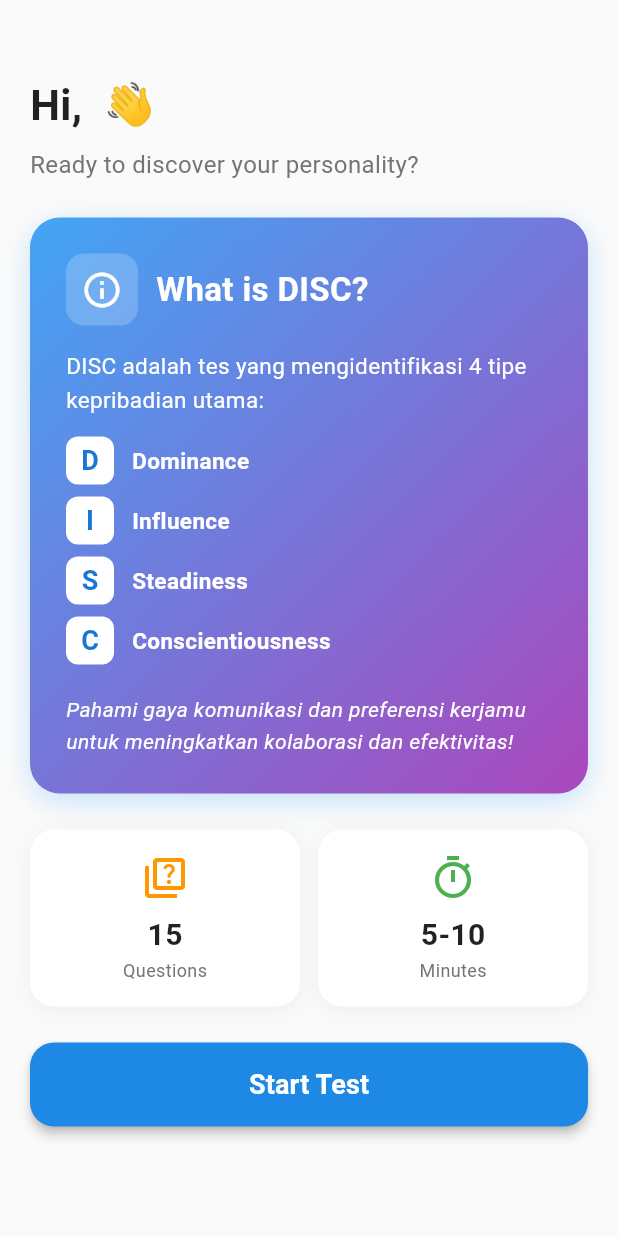
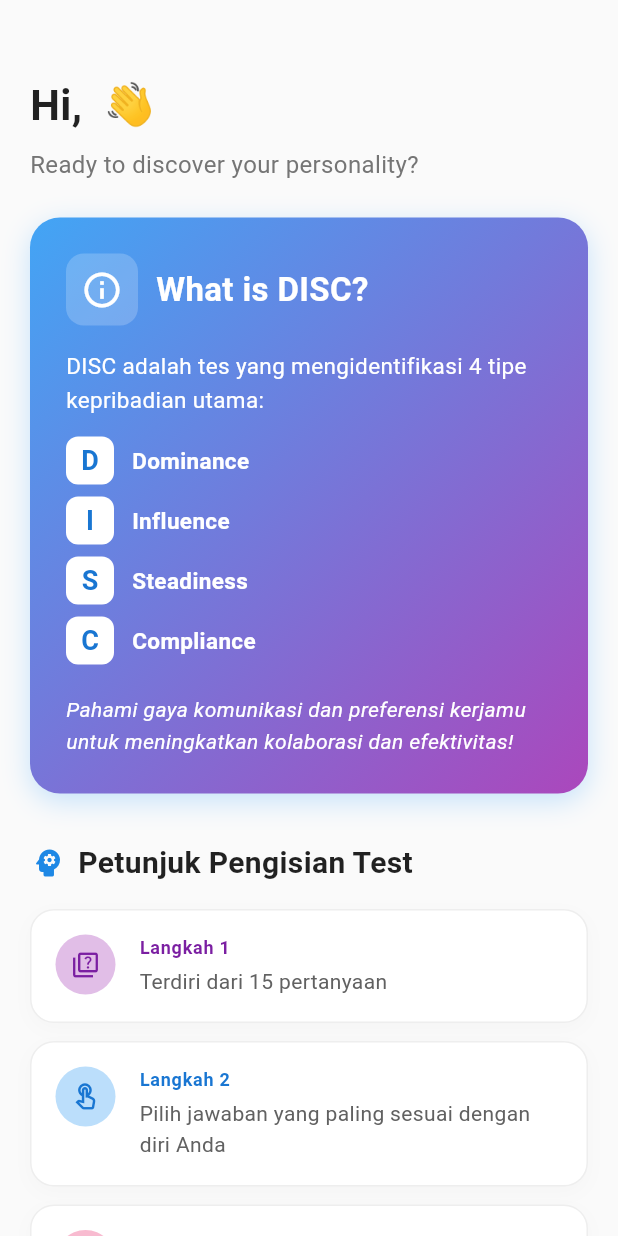
Before and after one commit to Denisha555/test_kepribadian_disc, a Flutter app: the MainMenu screen opened directly with empty values, on a phone screen of 412 x 824 dp. Run offline on Flutter 3.47's test engine with Material 3 defaults, Android fonts, the phone set to English and light mode, and no system bars; our stand-ins replace cloud_firestore, firebase_core, fl_chart; accounts and stored records are empty.

Commit message:
simpan perubahan

```diff
--- a/lib/main_menu.dart
+++ b/lib/main_menu.dart
@@ -16,7 +16,6 @@ class _MainMenuState extends State<MainMenu> {
   Widget build(BuildContext context) {
     return Scaffold(
       backgroundColor: Colors.grey.shade50,
-
       body: SingleChildScrollView(
         child: Padding(
           padding: const EdgeInsets.only(left: 20, right: 20, top: 50, bottom: 30),
@@ -96,21 +95,10 @@ class _MainMenuState extends State<MainMenu> {
                         ),
                       ),
                       const SizedBox(height: 12),
-                      _buildDiscType(
-                        'D',
-                        'Dominance',
-                      ),
-                      _buildDiscType(
-                        'I',
-                        'Influence',
-                      ),
-                      _buildDiscType(
-                        'S',
-                        'Steadiness'),
-                      _buildDiscType(
-                        'C',
-                        'Conscientiousness',
-                      ),
+                      _buildDiscType('D', 'Dominance'),
+                      _buildDiscType('I', 'Influence'),
+                      _buildDiscType('S', 'Steadiness'),
+                      _buildDiscType('C', 'Compliance'),
                       const SizedBox(height: 12),
                       const Text(
                         'Pahami gaya komunikasi dan preferensi kerjamu untuk meningkatkan kolaborasi dan efektivitas!',
@@ -125,31 +113,64 @@ class _MainMenuState extends State<MainMenu> {
                   ),
                 ),
               ),
-              const SizedBox(height: 24),
+              const SizedBox(height: 32),
 
-              // Quick Stats
+              // Test Instructions Section
               Row(
                 children: [
-                  Expanded(
-                    child: _buildStatCard(
-                      Icons.quiz_outlined,
-                      '15',
-                      'Questions',
-                      Colors.orange,
-                    ),
-                  ),
-                  const SizedBox(width: 12),
-                  Expanded(
-                    child: _buildStatCard(
-                      Icons.timer_outlined,
-                      '5-10',
-                      'Minutes',
-                      Colors.green,
+                  Icon(Icons.psychology_rounded, color: Colors.blue.shade600, size: 24),
+                  const SizedBox(width: 8),
+                  const Text(
+                    "Petunjuk Pengisian Test",
+                    style: TextStyle(
+                      fontSize: 20,
+                      fontWeight: FontWeight.bold,
+                      color: Colors.black87,
                     ),
                   ),
                 ],
               ),
+              const SizedBox(height: 16),
+
+              // Instruction Items
+              _buildInstructionItem(
+                number: "1",
+                text: "Terdiri dari 15 pertanyaan",
+                icon: Icons.quiz_outlined,
+                color: Colors.purple,
+              ),
+              const SizedBox(height: 12),
+
+              _buildInstructionItem(
+                number: "2",
+                text: "Pilih jawaban yang paling sesuai dengan diri Anda",
+                icon: Icons.touch_app_outlined,
+                color: Colors.blue,
+              ),
+              const SizedBox(height: 12),
+
+              _buildInstructionItem(
+                number: "3",
+                text: "Tidak ada jawaban benar atau salah. Jawablah dengan jujur",
+                icon: Icons.favorite_outline,
+                color: Colors.pink,
+              ),
+              const SizedBox(height: 12),
+
+              _buildInstructionItem(
+                number: "4",
+                text: "Tidak ada tipe kepribadian yang lebih baik atau lebih buruk. Semua tipe memiliki kelebihan unik",
+                icon: Icons.star_outline,
+                color: Colors.orange,
+              ),
               const SizedBox(height: 24),
+
+              _buildInstructionItem(
+                number: "5",
+                text: "Anda akan menerima ringkasan tipe dan deskripsi setelah tes selesai.",
+                icon: Icons.check_circle_outline,
+                color: Colors.green,
+              ),
 
               // Start Test Button
               SizedBox(
@@ -157,7 +178,12 @@ class _MainMenuState extends State<MainMenu> {
                 height: 56,
                 child: ElevatedButton(
                   onPressed: () {
-                    Navigator.push(context, MaterialPageRoute(builder: (context) => Quis(username: widget.username,)));
+                    Navigator.push(
+                      context,
+                      MaterialPageRoute(
+                        builder: (context) => Quis(username: widget.username),
+                      ),
+                    );
                   },
                   style: ElevatedButton.styleFrom(
                     backgroundColor: Colors.blue.shade600,
@@ -165,15 +191,27 @@ class _MainMenuState extends State<MainMenu> {
                     shape: RoundedRectangleBorder(
                       borderRadius: BorderRadius.circular(16),
                     ),
-                    elevation: 3,
+                    elevation: 4,
+                    shadowColor: Colors.blue.shade300,
                   ),
-                  child: Text(
-                    'Start Test',
-                    style: TextStyle(fontSize: 18, fontWeight: FontWeight.bold),
+                  child: Row(
+                    mainAxisAlignment: MainAxisAlignment.center,
+                    children: const [
+                      Text(
+                        'Mulai Test',
+                        style: TextStyle(
+                          fontSize: 18,
+                          fontWeight: FontWeight.bold,
+                        ),
+                      ),
+
+                    ],
                   ),
                 ),
               ),
               const SizedBox(height: 16),
+
+              Text("Disclaimer: Hasil tes ini dapat berubah sesuai kondisi Anda. Tidak ada tipe yang lebih baik atau lebih buruk; hasil hanya menunjukkan kecenderungan perilaku berdasarkan pilihan Anda.", textAlign: TextAlign.justify, style: TextStyle(fontSize: 12, color: Colors.grey.shade600),),
             ],
           ),
         ),
@@ -220,40 +258,69 @@ class _MainMenuState extends State<MainMenu> {
     );
   }
 
-  Widget _buildStatCard(
-    IconData icon,
-    String value,
-    String label,
-    Color color,
-  ) {
+  Widget _buildInstructionItem({
+    required String number,
+    required String text,
+    required IconData icon,
+    required MaterialColor color,
+  }) {
     return Container(
       padding: const EdgeInsets.all(16),
       decoration: BoxDecoration(
         color: Colors.white,
         borderRadius: BorderRadius.circular(16),
+        border: Border.all(color: Colors.grey.shade200),
         boxShadow: [
           BoxShadow(
-            color: Colors.grey.shade200,
+            color: Colors.grey.shade100,
             blurRadius: 10,
-            offset: const Offset(0, 2),
+            offset: const Offset(0, 4),
           ),
         ],
       ),
-      child: Column(
+      child: Row(
+        crossAxisAlignment: CrossAxisAlignment.start,
         children: [
-          Icon(icon, color: color, size: 32),
-          const SizedBox(height: 8),
-          Text(
-            value,
-            style: TextStyle(
-              fontSize: 20,
-              fontWeight: FontWeight.bold,
-              color: Colors.black87,
+          Container(
+            width: 40,
+            height: 40,
+            decoration: BoxDecoration(
+              color: color.shade100,
+              shape: BoxShape.circle,
+            ),
+            child: Center(
+              child: Icon(
+                icon,
+                color: color.shade700,
+                size: 20,
+              ),
             ),
           ),
-          Text(
-            label,
-            style: TextStyle(fontSize: 12, color: Colors.grey.shade600),
+          const SizedBox(width: 16),
+          Expanded(
+            child: Column(
+              crossAxisAlignment: CrossAxisAlignment.start,
+              children: [
+                Text(
+                  "Langkah $number",
+                  style: TextStyle(
+                    fontSize: 12,
+                    fontWeight: FontWeight.w600,
+                    color: color.shade700,
+                    letterSpacing: 0.5,
+                  ),
+                ),
+                const SizedBox(height: 4),
+                Text(
+                  text,
+                  style: TextStyle(
+                    fontSize: 14,
+                    color: Colors.grey.shade700,
+                    height: 1.5,
+                  ),
+                ),
+              ],
+            ),
           ),
         ],
       ),
--- a/lib/quis.dart
+++ b/lib/quis.dart
@@ -239,6 +239,7 @@ class _QuisState extends State<Quis> {
             widget.username,
             highestType,
           );
+        }
 
         if (evalCondition(rule3, D, I, S, C)) {
           highestType = result3;
@@ -281,7 +282,6 @@ class _QuisState extends State<Quis> {
           ),
           (route) => false,
         );
-        }
       } catch (e) {
         // Tutup loading dialog jika ada error
         if (mounted) {
```
Also changed, not shown: 1 other file. Lines whose indentation alone changed are shown as unchanged.
